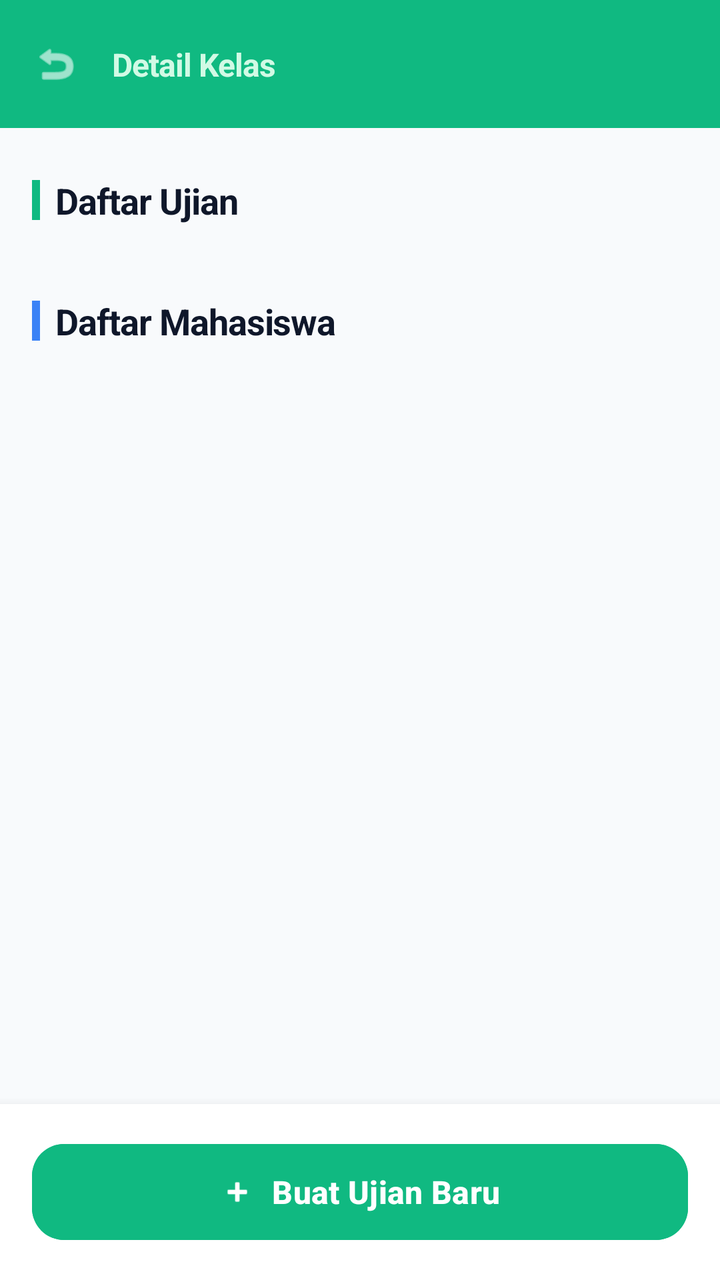
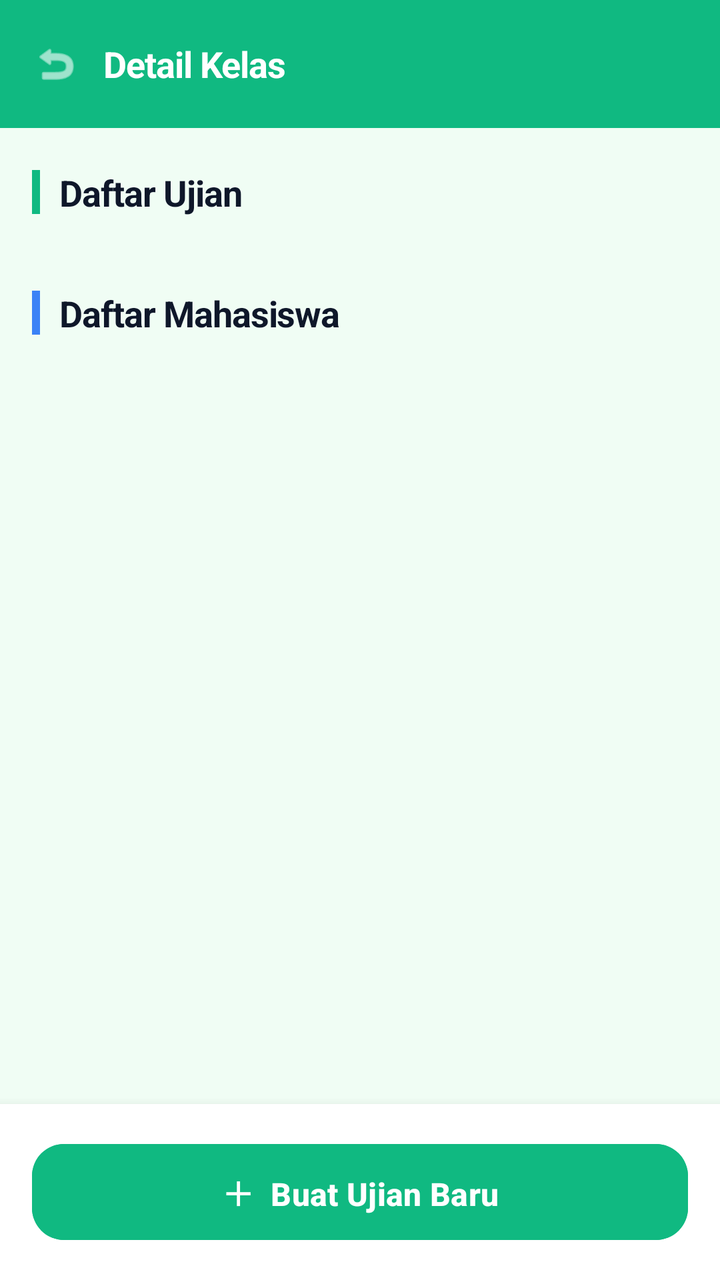

Compare the two renders of this Android layout. The source of the first and the diff that turns it into the second are given below.
<!-- AndroidManifest.xml: application theme Theme.IFUnjaniExam -->
<!-- res/layout/activity_dosen_class_detail.xml -->
<?xml version="1.0" encoding="utf-8"?>
<androidx.coordinatorlayout.widget.CoordinatorLayout xmlns:android="http://schemas.android.com/apk/res/android"
    xmlns:app="http://schemas.android.com/apk/res-auto"
    android:layout_width="match_parent"
    android:layout_height="match_parent"
    android:background="#F8FAFC">

    <com.google.android.material.appbar.AppBarLayout
        android:id="@+id/appBarLayout"
        android:layout_width="match_parent"
        android:layout_height="wrap_content"
        app:elevation="0dp"
        app:layout_constraintTop_toTopOf="parent">

        <androidx.constraintlayout.widget.ConstraintLayout
            android:id="@+id/topBar"
            android:layout_width="match_parent"
            android:layout_height="?attr/actionBarSize"
            android:background="#10B981">

            <ImageView
                android:id="@+id/btnBack"
                android:layout_width="40dp"
                android:layout_height="40dp"
                android:layout_marginStart="8dp"
                android:padding="8dp"
                android:src="@android:drawable/ic_menu_revert"
                app:tint="#FFFFFF"
                android:background="?attr/selectableItemBackgroundBorderless"
                android:clickable="true"
                android:focusable="true"
                app:layout_constraintBottom_toBottomOf="parent"
                app:layout_constraintStart_toStartOf="parent"
                app:layout_constraintTop_toTopOf="parent" />

            <TextView
                android:layout_width="wrap_content"
                android:layout_height="wrap_content"
                android:layout_marginStart="8dp"
                android:text="Detail Kelas"
                android:textColor="#D1FAE5"
                android:textSize="16sp"
                android:textStyle="bold"
                android:letterSpacing="-0.02"
                app:layout_constraintBottom_toBottomOf="parent"
                app:layout_constraintStart_toEndOf="@id/btnBack"
                app:layout_constraintTop_toTopOf="parent" />
        </androidx.constraintlayout.widget.ConstraintLayout>
    </com.google.android.material.appbar.AppBarLayout>

    <androidx.core.widget.NestedScrollView
        android:id="@+id/scrollContent"
        android:layout_width="match_parent"
        android:layout_height="match_parent"
        app:layout_behavior="@string/appbar_scrolling_view_behavior">

        <LinearLayout
            android:layout_width="match_parent"
            android:layout_height="wrap_content"
            android:orientation="vertical"
            android:paddingHorizontal="0dp"
            android:paddingTop="0dp"
            android:paddingBottom="100dp">

            <LinearLayout
                android:id="@+id/headerContent"
                android:layout_width="match_parent"
                android:layout_height="wrap_content"
                android:paddingHorizontal="16dp"
                android:paddingTop="16dp"
                android:paddingBottom="24dp"
                android:background="#10B981"
                android:orientation="vertical"
                android:visibility="gone">
                <TextView
                    android:id="@+id/tvClassName"
                    android:layout_width="match_parent"
                    android:layout_height="wrap_content"
                    android:text="Nama Kelas"
                    android:textColor="#FFFFFF"
                    android:textSize="24sp"
                    android:textStyle="bold"
                    android:letterSpacing="-0.02" />

                <TextView
                    android:id="@+id/tvCourseName"
                    android:layout_width="wrap_content"
                    android:layout_height="wrap_content"
                    android:layout_marginTop="4dp"
                    android:textColor="#D1FAE5"
                    android:textSize="15sp" />

                <LinearLayout
                    android:layout_width="match_parent"
                    android:layout_height="wrap_content"
                    android:orientation="horizontal"
                    android:layout_marginTop="12dp">

                    <TextView
                        android:id="@+id/tvStudentCount"
                        android:layout_width="wrap_content"
                        android:layout_height="wrap_content"
                        android:background="@drawable/badge_teal"
                        android:backgroundTint="#059669"
                        android:paddingHorizontal="12dp"
                        android:paddingVertical="6dp"
                        android:textColor="#FFFFFF"
                        android:textSize="12sp"
                        android:layout_marginEnd="8dp" />

                    <TextView
                        android:id="@+id/tvSemester"
                        android:layout_width="wrap_content"
                        android:layout_height="wrap_content"
                        android:background="@drawable/badge_green"
                        android:backgroundTint="#047857"
                        android:paddingHorizontal="12dp"
                        android:paddingVertical="6dp"
                        android:textColor="#FFFFFF"
                        android:textSize="12sp" />
                </LinearLayout>
            </LinearLayout>

            
            <LinearLayout
                android:layout_width="match_parent"
                android:layout_height="wrap_content"
                android:orientation="vertical"
                android:paddingHorizontal="16dp"
                android:paddingTop="24dp">

                <LinearLayout
                    android:layout_width="match_parent"
                    android:layout_height="wrap_content"
                    android:gravity="center_vertical"
                    android:orientation="horizontal"
                    android:layout_marginBottom="12dp">

                <View
                    android:layout_width="4dp"
                    android:layout_height="20dp"
                    android:background="#10B981"
                    android:layout_marginEnd="8dp"
                    app:cornerRadius="2dp" />

                <TextView
                    android:layout_width="wrap_content"
                    android:layout_height="wrap_content"
                    android:text="Daftar Ujian"
                    android:textColor="#0F172A"
                    android:textSize="18sp"
                    android:textStyle="bold"
                    android:letterSpacing="-0.02" />
            </LinearLayout>

            <androidx.recyclerview.widget.RecyclerView
                android:id="@+id/rvExams"
                android:layout_width="match_parent"
                android:layout_height="wrap_content"
                android:nestedScrollingEnabled="false" />

            <TextView
                android:id="@+id/tvEmptyExams"
                android:layout_width="match_parent"
                android:layout_height="wrap_content"
                android:gravity="center"
                android:paddingVertical="12dp"
                android:text="Belum ada ujian di kelas ini"
                android:textColor="#64748B"
                android:textSize="14sp"
                android:visibility="gone" />

            
            <LinearLayout
                android:layout_width="match_parent"
                android:layout_height="wrap_content"
                android:gravity="center_vertical"
                android:orientation="horizontal"
                android:layout_marginTop="24dp"
                android:layout_marginBottom="12dp">

                <View
                    android:layout_width="4dp"
                    android:layout_height="20dp"
                    android:background="#3B82F6"
                    android:layout_marginEnd="8dp"
                    app:cornerRadius="2dp" />

                <TextView
                    android:layout_width="wrap_content"
                    android:layout_height="wrap_content"
                    android:text="Daftar Mahasiswa"
                    android:textColor="#0F172A"
                    android:textSize="18sp"
                    android:textStyle="bold"
                    android:letterSpacing="-0.02" />
            </LinearLayout>

            <androidx.recyclerview.widget.RecyclerView
                android:id="@+id/rvStudents"
                android:layout_width="match_parent"
                android:layout_height="wrap_content"
                android:nestedScrollingEnabled="false" />

                <TextView
                android:id="@+id/tvEmptyStudents"
                android:layout_width="match_parent"
                android:layout_height="wrap_content"
                android:gravity="center"
                android:paddingVertical="12dp"
                android:text="Belum ada mahasiswa di kelas ini"
                android:textColor="#64748B"
                android:textSize="14sp"
                android:visibility="gone" />

            </LinearLayout>

        </LinearLayout>
    </androidx.core.widget.NestedScrollView>

    <LinearLayout
        android:id="@+id/bottomBar"
        android:layout_width="match_parent"
        android:layout_height="wrap_content"
        android:layout_gravity="bottom"
        android:background="#FFFFFF"
        android:elevation="8dp"
        android:padding="16dp">

        <com.google.android.material.button.MaterialButton
            android:id="@+id/btnCreateExam"
            android:layout_width="match_parent"
            android:layout_height="56dp"
            android:text="Buat Ujian Baru"
            android:backgroundTint="#10B981"
            android:textColor="#FFFFFF"
            android:textSize="16sp"
            android:textStyle="bold"
            app:icon="@android:drawable/ic_input_add"
            app:iconTint="#FFFFFF"
            app:iconGravity="textStart"
            app:cornerRadius="16dp" />
    </LinearLayout>

    
    <ProgressBar
        android:id="@+id/progressBar"
        android:layout_width="wrap_content"
        android:layout_height="wrap_content"
        android:layout_gravity="center"
        android:indeterminateTint="#10B981"
        android:visibility="gone" />

</androidx.coordinatorlayout.widget.CoordinatorLayout>
<!-- resources referenced by this layout -->
<resources>
  <!-- drawable badge_green (drawable) -->
  <?xml version="1.0" encoding="utf-8"?>
  <shape xmlns:android="http://schemas.android.com/apk/res/android"
      android:shape="rectangle">
      <solid android:color="#27ae60" />
      <corners android:radius="20dp" />
  </shape>
  <!-- drawable badge_teal (drawable) -->
  <?xml version="1.0" encoding="utf-8"?>
  <shape xmlns:android="http://schemas.android.com/apk/res/android"
      android:shape="rectangle">
      <solid android:color="#1abc9c" />
      <corners android:radius="20dp" />
  </shape>
  <style name="Theme.IFUnjaniExam" parent="Base.Theme.IFUnjaniExam" />
  <style name="Base.Theme.IFUnjaniExam" parent="Theme.Material3.DayNight.NoActionBar">
          
          
      </style>
</resources>

<!-- the commit's change to res/layout/activity_dosen_class_detail.xml (unified diff, before → after) -->
@@ -3,145 +3,151 @@
     xmlns:app="http://schemas.android.com/apk/res-auto"
     android:layout_width="match_parent"
     android:layout_height="match_parent"
-    android:background="#F8FAFC">
-
+    android:background="#F0FDF4">
+
+    
     <com.google.android.material.appbar.AppBarLayout
         android:id="@+id/appBarLayout"
         android:layout_width="match_parent"
         android:layout_height="wrap_content"
         app:elevation="0dp"
-        app:layout_constraintTop_toTopOf="parent">
-
-        <androidx.constraintlayout.widget.ConstraintLayout
-            android:id="@+id/topBar"
+        android:background="#10B981">
+
+        
+        <LinearLayout
             android:layout_width="match_parent"
             android:layout_height="?attr/actionBarSize"
-            android:background="#10B981">
+            android:gravity="center_vertical"
+            android:orientation="horizontal"
+            android:paddingHorizontal="8dp">
 
             <ImageView
                 android:id="@+id/btnBack"
                 android:layout_width="40dp"
                 android:layout_height="40dp"
-                android:layout_marginStart="8dp"
                 android:padding="8dp"
                 android:src="@android:drawable/ic_menu_revert"
                 app:tint="#FFFFFF"
                 android:background="?attr/selectableItemBackgroundBorderless"
                 android:clickable="true"
-                android:focusable="true"
-                app:layout_constraintBottom_toBottomOf="parent"
-                app:layout_constraintStart_toStartOf="parent"
-                app:layout_constraintTop_toTopOf="parent" />
+                android:focusable="true" />
 
             <TextView
                 android:layout_width="wrap_content"
                 android:layout_height="wrap_content"
-                android:layout_marginStart="8dp"
+                android:layout_marginStart="4dp"
                 android:text="Detail Kelas"
+                android:textColor="#FFFFFF"
+                android:textSize="18sp"
+                android:textStyle="bold"
+                android:letterSpacing="-0.02" />
+        </LinearLayout>
+
+        
+        <LinearLayout
+            android:id="@+id/headerContent"
+            android:layout_width="match_parent"
+            android:layout_height="wrap_content"
+            android:paddingHorizontal="20dp"
+            android:paddingTop="4dp"
+            android:paddingBottom="28dp"
+            android:orientation="vertical"
+            android:visibility="gone">
+
+            <TextView
+                android:id="@+id/tvClassName"
+                android:layout_width="match_parent"
+                android:layout_height="wrap_content"
+                android:text="Nama Kelas"
+                android:textColor="#FFFFFF"
+                android:textSize="22sp"
+                android:textStyle="bold"
+                android:letterSpacing="-0.02" />
+
+            <TextView
+                android:id="@+id/tvCourseName"
+                android:layout_width="wrap_content"
+                android:layout_height="wrap_content"
+                android:layout_marginTop="4dp"
                 android:textColor="#D1FAE5"
-                android:textSize="16sp"
-                android:textStyle="bold"
-                android:letterSpacing="-0.02"
-                app:layout_constraintBottom_toBottomOf="parent"
-                app:layout_constraintStart_toEndOf="@id/btnBack"
-                app:layout_constraintTop_toTopOf="parent" />
-        </androidx.constraintlayout.widget.ConstraintLayout>
+                android:textSize="14sp" />
+
+            <LinearLayout
+                android:layout_width="match_parent"
+                android:layout_height="wrap_content"
+                android:orientation="horizontal"
+                android:layout_marginTop="12dp">
+
+                <com.google.android.material.card.MaterialCardView
+                    android:layout_width="wrap_content"
+                    android:layout_height="wrap_content"
+                    android:layout_marginEnd="8dp"
+                    app:cardCornerRadius="20dp"
+                    app:cardElevation="0dp"
+                    app:cardBackgroundColor="#059669">
+
+                    <TextView
+                        android:id="@+id/tvStudentCount"
+                        android:layout_width="wrap_content"
+                        android:layout_height="wrap_content"
+                        android:paddingHorizontal="14dp"
+                        android:paddingVertical="6dp"
+                        android:textColor="#FFFFFF"
+                        android:textSize="12sp"
+                        android:textStyle="bold" />
+                </com.google.android.material.card.MaterialCardView>
+
+                <com.google.android.material.card.MaterialCardView
+                    android:layout_width="wrap_content"
+                    android:layout_height="wrap_content"
+                    app:cardCornerRadius="20dp"
+                    app:cardElevation="0dp"
+                    app:cardBackgroundColor="#047857">
+
+                    <TextView
+                        android:id="@+id/tvSemester"
+                        android:layout_width="wrap_content"
+                        android:layout_height="wrap_content"
+                        android:paddingHorizontal="14dp"
+                        android:paddingVertical="6dp"
+                        android:textColor="#FFFFFF"
+                        android:textSize="12sp"
+                        android:textStyle="bold" />
+                </com.google.android.material.card.MaterialCardView>
+            </LinearLayout>
+        </LinearLayout>
     </com.google.android.material.appbar.AppBarLayout>
 
+    
     <androidx.core.widget.NestedScrollView
         android:id="@+id/scrollContent"
         android:layout_width="match_parent"
         android:layout_height="match_parent"
-        app:layout_behavior="@string/appbar_scrolling_view_behavior">
+        app:layout_behavior="@string/appbar_scrolling_view_behavior"
+        android:paddingBottom="120dp"
+        android:clipToPadding="false">
 
         <LinearLayout
             android:layout_width="match_parent"
             android:layout_height="wrap_content"
             android:orientation="vertical"
-            android:paddingHorizontal="0dp"
-            android:paddingTop="0dp"
-            android:paddingBottom="100dp">
-
-            <LinearLayout
-                android:id="@+id/headerContent"
-                android:layout_width="match_parent"
-                android:layout_height="wrap_content"
-                android:paddingHorizontal="16dp"
-                android:paddingTop="16dp"
-                android:paddingBottom="24dp"
-                android:background="#10B981"
-                android:orientation="vertical"
-                android:visibility="gone">
-                <TextView
-                    android:id="@+id/tvClassName"
-                    android:layout_width="match_parent"
-                    android:layout_height="wrap_content"
-                    android:text="Nama Kelas"
-                    android:textColor="#FFFFFF"
-                    android:textSize="24sp"
-                    android:textStyle="bold"
-                    android:letterSpacing="-0.02" />
-
-                <TextView
-                    android:id="@+id/tvCourseName"
-                    android:layout_width="wrap_content"
-                    android:layout_height="wrap_content"
-                    android:layout_marginTop="4dp"
-                    android:textColor="#D1FAE5"
-                    android:textSize="15sp" />
-
-                <LinearLayout
-                    android:layout_width="match_parent"
-                    android:layout_height="wrap_content"
-                    android:orientation="horizontal"
-                    android:layout_marginTop="12dp">
-
-                    <TextView
-                        android:id="@+id/tvStudentCount"
-                        android:layout_width="wrap_content"
-                        android:layout_height="wrap_content"
-                        android:background="@drawable/badge_teal"
-                        android:backgroundTint="#059669"
-                        android:paddingHorizontal="12dp"
-                        android:paddingVertical="6dp"
-                        android:textColor="#FFFFFF"
-                        android:textSize="12sp"
-                        android:layout_marginEnd="8dp" />
-
-                    <TextView
-                        android:id="@+id/tvSemester"
-                        android:layout_width="wrap_content"
-                        android:layout_height="wrap_content"
-                        android:background="@drawable/badge_green"
-                        android:backgroundTint="#047857"
-                        android:paddingHorizontal="12dp"
-                        android:paddingVertical="6dp"
-                        android:textColor="#FFFFFF"
-                        android:textSize="12sp" />
-                </LinearLayout>
-            </LinearLayout>
+            android:paddingTop="20dp"
+            android:paddingHorizontal="16dp">
 
             
             <LinearLayout
                 android:layout_width="match_parent"
                 android:layout_height="wrap_content"
-                android:orientation="vertical"
-                android:paddingHorizontal="16dp"
-                android:paddingTop="24dp">
-
-                <LinearLayout
-                    android:layout_width="match_parent"
-                    android:layout_height="wrap_content"
-                    android:gravity="center_vertical"
-                    android:orientation="horizontal"
-                    android:layout_marginBottom="12dp">
+                android:gravity="center_vertical"
+                android:orientation="horizontal"
+                android:layout_marginBottom="12dp">
 
                 <View
                     android:layout_width="4dp"
-                    android:layout_height="20dp"
+                    android:layout_height="22dp"
                     android:background="#10B981"
-                    android:layout_marginEnd="8dp"
-                    app:cornerRadius="2dp" />
+                    android:layout_marginEnd="10dp"
+                    app:cornerRadius="4dp" />
 
                 <TextView
                     android:layout_width="wrap_content"
@@ -164,9 +170,9 @@
                 android:layout_width="match_parent"
                 android:layout_height="wrap_content"
                 android:gravity="center"
-                android:paddingVertical="12dp"
+                android:paddingVertical="16dp"
                 android:text="Belum ada ujian di kelas ini"
-                android:textColor="#64748B"
+                android:textColor="#94A3B8"
                 android:textSize="14sp"
                 android:visibility="gone" />
 
@@ -181,10 +187,10 @@
 
                 <View
                     android:layout_width="4dp"
-                    android:layout_height="20dp"
+                    android:layout_height="22dp"
                     android:background="#3B82F6"
-                    android:layout_marginEnd="8dp"
-                    app:cornerRadius="2dp" />
+                    android:layout_marginEnd="10dp"
+                    app:cornerRadius="4dp" />
 
                 <TextView
                     android:layout_width="wrap_content"
@@ -202,22 +208,21 @@
                 android:layout_height="wrap_content"
                 android:nestedScrollingEnabled="false" />
 
-                <TextView
+            <TextView
                 android:id="@+id/tvEmptyStudents"
                 android:layout_width="match_parent"
                 android:layout_height="wrap_content"
                 android:gravity="center"
-                android:paddingVertical="12dp"
+                android:paddingVertical="16dp"
                 android:text="Belum ada mahasiswa di kelas ini"
-                android:textColor="#64748B"
+                android:textColor="#94A3B8"
                 android:textSize="14sp"
                 android:visibility="gone" />
 
-            </LinearLayout>
-
         </LinearLayout>
     </androidx.core.widget.NestedScrollView>
 
+    
     <LinearLayout
         android:id="@+id/bottomBar"
         android:layout_width="match_parent"
@@ -231,14 +236,11 @@
             android:id="@+id/btnCreateExam"
             android:layout_width="match_parent"
             android:layout_height="56dp"
-            android:text="Buat Ujian Baru"
+            android:text="＋  Buat Ujian Baru"
             android:backgroundTint="#10B981"
             android:textColor="#FFFFFF"
             android:textSize="16sp"
             android:textStyle="bold"
-            app:icon="@android:drawable/ic_input_add"
-            app:iconTint="#FFFFFF"
-            app:iconGravity="textStart"
             app:cornerRadius="16dp" />
     </LinearLayout>
 
<!-- resource entries referenced after the edit -->
@@ -1,19 +1,5 @@
 <!-- resources referenced by this layout -->
 <resources>
-  <!-- drawable badge_green (drawable) -->
-  <?xml version="1.0" encoding="utf-8"?>
-  <shape xmlns:android="http://schemas.android.com/apk/res/android"
-      android:shape="rectangle">
-      <solid android:color="#27ae60" />
-      <corners android:radius="20dp" />
-  </shape>
-  <!-- drawable badge_teal (drawable) -->
-  <?xml version="1.0" encoding="utf-8"?>
-  <shape xmlns:android="http://schemas.android.com/apk/res/android"
-      android:shape="rectangle">
-      <solid android:color="#1abc9c" />
-      <corners android:radius="20dp" />
-  </shape>
   <style name="Theme.IFUnjaniExam" parent="Base.Theme.IFUnjaniExam" />
   <style name="Base.Theme.IFUnjaniExam" parent="Theme.Material3.DayNight.NoActionBar">
           
